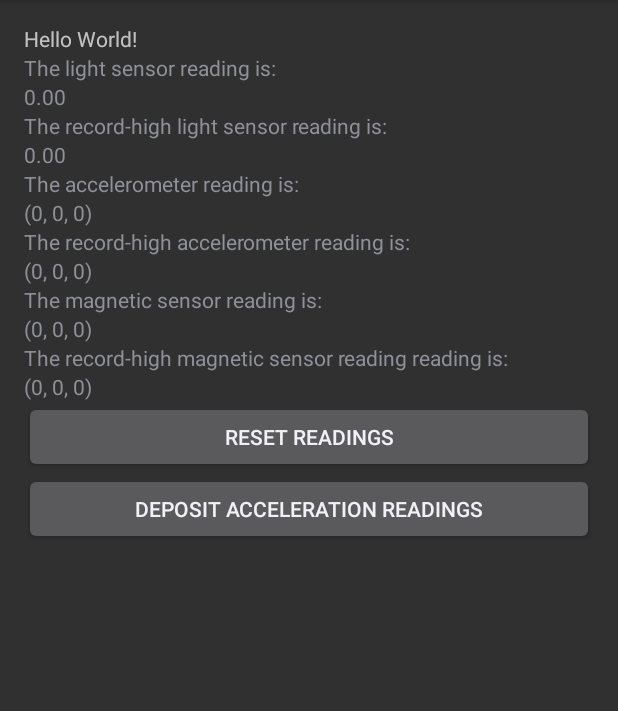
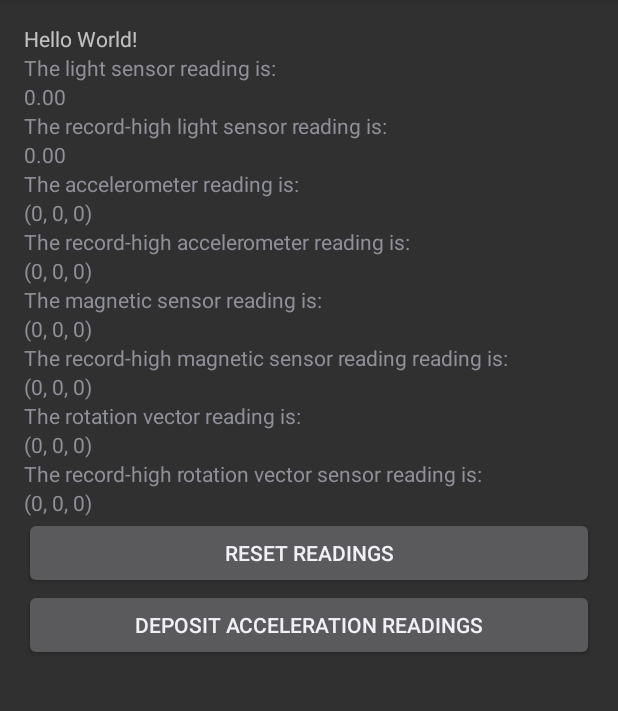
Before and after one commit to PatzHum/Lab1_202_24, an Android app: the screen it shows after launch (MainActivity), after a tap on "RESET READINGS", on a phone screen of 412 x 824 dp, the part 84-795 px from its top. Run offline under Robolectric (Android 15) with nearby library versions, the phone set to English and light mode, and no system bars.

Commit message:
Rotation Vector, ResetButton Fix

```diff
--- a/app/src/main/java/lab0_202_24/uwaterloo/ca/lab1_202_24/MainActivity.java
+++ b/app/src/main/java/lab0_202_24/uwaterloo/ca/lab1_202_24/MainActivity.java
@@ -23,8 +23,9 @@ public class MainActivity extends AppCompatActivity implements SensorEventListen
     private TextView tv_light, tv_lightreading, tv_light_high, tv_lightreading_high;
     private TextView tv_accel, tv_accelreading, tv_accel_high, tv_accelreading_high;
     private TextView tv_mag, tv_magreading, tv_mag_high, tv_magreading_high;
+    private TextView rot_vec, tv_rot_reading, tv_rot_high, tv_rot_reading_high;
 
-    double maxLight = 0, maxAccel_x = 0, maxAccel_y = 0, maxAccel_z = 0, maxMag_x = 0, maxMag_y = 0, maxMag_z = 0;
+    double maxLight = 0, maxAccel_x = 0, maxAccel_y = 0, maxAccel_z = 0, maxMag_x = 0, maxMag_y = 0, maxMag_z = 0, maxVec_x = 0, maxVec_y = 0, maxVec_z = 0;
 
     double[][] accelArray = new double[100][3];     //csv file array
 
@@ -34,6 +35,7 @@ public class MainActivity extends AppCompatActivity implements SensorEventListen
     private Sensor mAccelerometer;
     //private float[] mGravity = new float[3];
     private Sensor mMagSensor;
+    private Sensor mRotSensor;
 
     @Override
     protected void onCreate(Bundle savedInstanceState) {
@@ -45,6 +47,8 @@ public class MainActivity extends AppCompatActivity implements SensorEventListen
         mAccelerometer = mSensorManager.getDefaultSensor(Sensor.TYPE_ACCELEROMETER);
         mLightSensor = mSensorManager.getDefaultSensor(Sensor.TYPE_LIGHT);
         mMagSensor = mSensorManager.getDefaultSensor(Sensor.TYPE_MAGNETIC_FIELD);
+        mRotSensor = mSensorManager.getDefaultSensor(Sensor.TYPE_ROTATION_VECTOR);
+
 
 
 
@@ -105,6 +109,23 @@ public class MainActivity extends AppCompatActivity implements SensorEventListen
         layout.addView(tv_magreading_high);
         tv_magreading_high.setText("(0, 0, 0)");
 
+
+        //Rotation vector
+        rot_vec = new TextView(getApplicationContext());
+        layout.addView(rot_vec);
+        rot_vec.setText("The rotation vector reading is: ");
+        tv_rot_reading = new TextView(getApplicationContext());
+        layout.addView(tv_rot_reading);
+        tv_rot_reading.setText("(0, 0, 0)");
+
+        //rotation vector highest readings
+        tv_rot_high = new TextView(getApplicationContext());
+        layout.addView(tv_rot_high);
+        tv_rot_high.setText("The record-high rotation vector sensor reading is:");
+        tv_rot_reading_high = new TextView(getApplicationContext());
+        layout.addView(tv_rot_reading_high);
+        tv_rot_reading_high.setText("(0, 0, 0)");
+
         //BUTTONS
         Button resetButton = new Button(getApplicationContext());
         resetButton.setText("Reset Readings");
@@ -113,9 +134,7 @@ public class MainActivity extends AppCompatActivity implements SensorEventListen
         resetButton.setOnClickListener(new View.OnClickListener() {
             @Override
             public void onClick(View view) {
-                tv_accelreading_high.setText("(0, 0, 0)");
-                tv_lightreading_high.setText("0.00");
-                tv_magreading_high.setText("(0, 0, 0)");
+                resetMax();
             }
         });
 
@@ -142,6 +161,7 @@ public class MainActivity extends AppCompatActivity implements SensorEventListen
         mSensorManager.registerListener(this, mLightSensor, SensorManager.SENSOR_DELAY_NORMAL);
         mSensorManager.registerListener(this, mAccelerometer, SensorManager.SENSOR_DELAY_NORMAL);       //should make SENSOR_DELAY_GAME?
         mSensorManager.registerListener(this, mMagSensor, SensorManager.SENSOR_DELAY_NORMAL);
+        mSensorManager.registerListener(this, mRotSensor, SensorManager.SENSOR_DELAY_NORMAL);
     }
 
     @Override
@@ -213,6 +233,23 @@ public class MainActivity extends AppCompatActivity implements SensorEventListen
             }
             tv_magreading_high.setText("(" + String.format("%.2f",maxMag_x) + ", " + String.format("%.2f",maxMag_y) + ", " + String.format("%.2f",maxMag_z) + ")");
         }
+        //Changes in Rotation Vector
+
+        if(event.sensor.getType() == Sensor.TYPE_ROTATION_VECTOR){
+            tv_rot_reading.setText("(" + String.format("%.2f",event.values[0]) + ", " + String.format("%.2f",event.values[1]) + ", " + String.format("%.2f",event.values[2]) + ")");;
+
+            //check for max reading
+            if(event.values[0] > maxVec_x){
+                maxVec_x = event.values[0];
+            }
+            if(event.values[1] > maxVec_y){
+                maxVec_y = event.values[1];
+            }
+            if(event.values[2] > maxVec_z){
+                maxVec_z = event.values[2];
+            }
+            tv_rot_reading_high.setText("(" + String.format("%.2f",maxVec_x) + ", " + String.format("%.2f",maxVec_y) + ", " + String.format("%.2f",maxVec_z) + ")");;
+        }
     }
 
     public void fileWrite(){
@@ -224,7 +261,7 @@ public class MainActivity extends AppCompatActivity implements SensorEventListen
             writer1 = new PrintWriter(accelRead);
 
             for( int i = 0; i< 99; i++) {
-                writer1.println("(" + accelArray[i][0] + ", " + accelArray[i][1] + ", " + accelArray[i][2] + ")");
+                writer1.println(accelArray[i][0] + ", " + accelArray[i][1] + ", " + accelArray[i][2]);
 
             }
         }
@@ -239,4 +276,15 @@ public class MainActivity extends AppCompatActivity implements SensorEventListen
         }
     }
 
+    public  void resetMax(){
+        maxAccel_x = 0; maxAccel_y = 0; maxAccel_z = 0;
+        tv_accelreading_high.setText("(0, 0, 0)");
+        maxLight = 0;
+        tv_lightreading_high.setText("0.00");
+        maxMag_x = 0; maxMag_y = 0; maxMag_z = 0;
+        tv_magreading_high.setText("(0, 0, 0)");
+        maxVec_x = 0; maxVec_y = 0; maxVec_z = 0;
+        tv_rot_reading_high.setText("(0, 0, 0)");
+    }
+
 }
```
